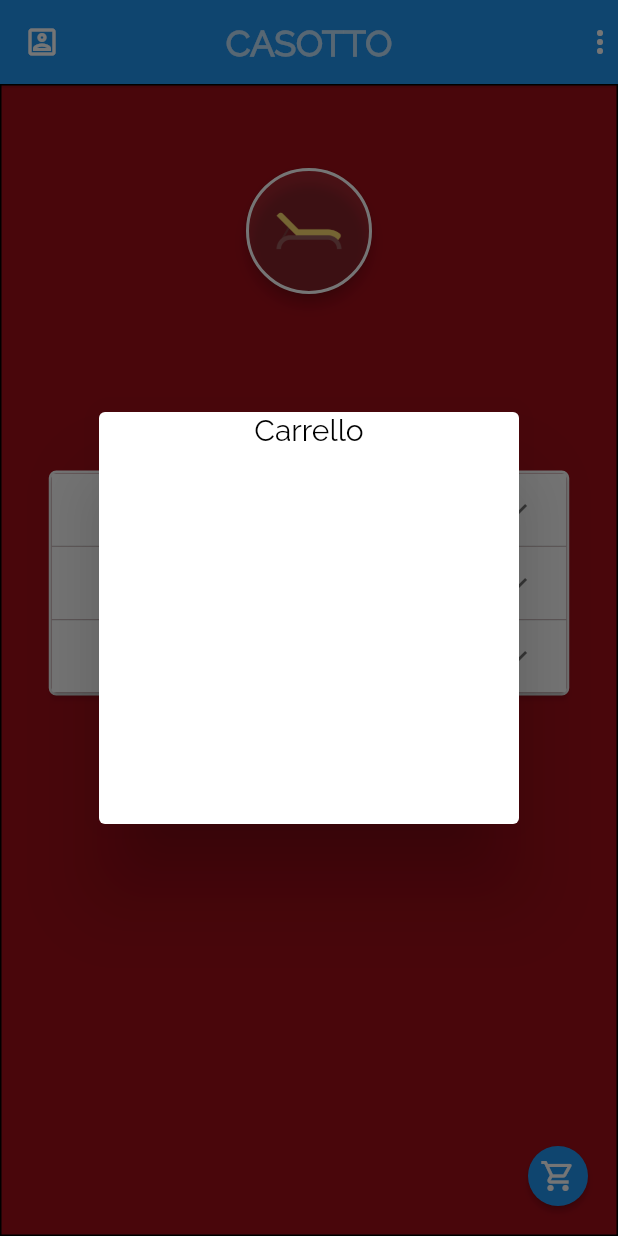
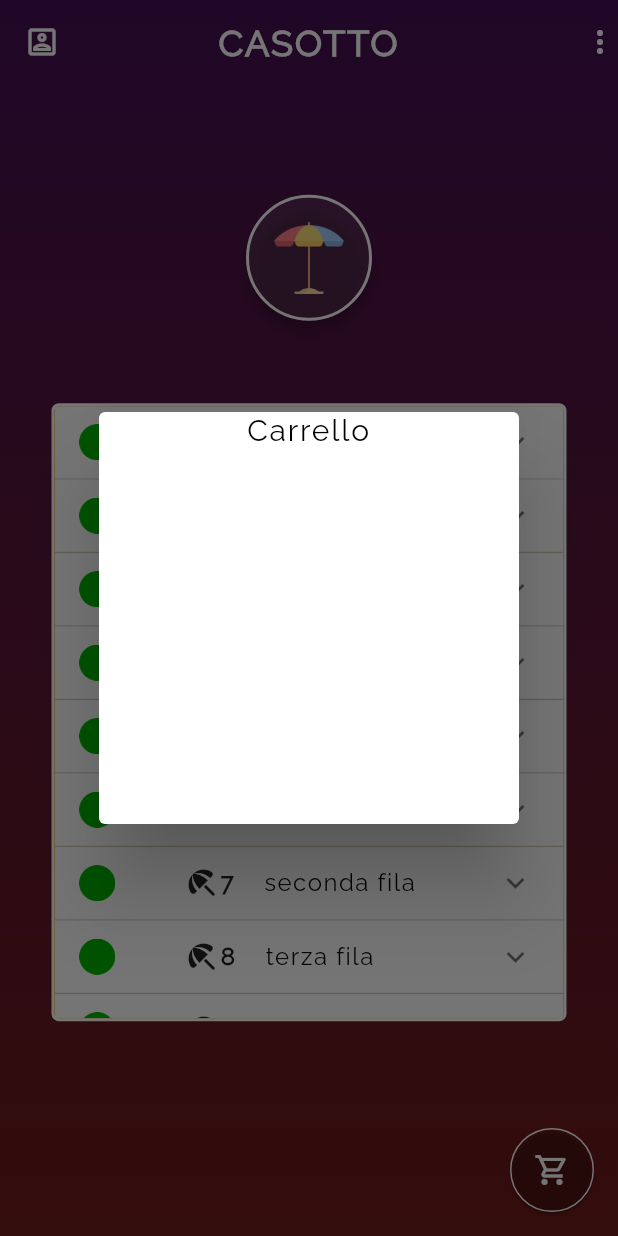
Before and after one commit to renzoproietti/gestionale-chalet, a Flutter app: the screen it shows after launch, scrolled down 1152 dp, after a tap on the "portrait" icon, after a tap on the "shopping cart" icon, on a phone screen of 412 x 824 dp. Run offline on Flutter 3.47's test engine with Material 2 defaults, Android fonts, the phone set to English and light mode, and no system bars; our stand-ins replace google_sign_in, syncfusion_flutter_datepicker; statements that could not run were skipped.

Commit message:
modifiche animazioni, l'appBar è ora transparente

```diff
--- /dev/null
+++ b/lib/cart_handler.dart
@@ -0,0 +1,29 @@
+import 'package:flutter/material.dart';
+import 'package:fluttertest/widgets_builder.dart';
+
+class CartPopup extends StatefulWidget {
+  CartPopupState createState() => CartPopupState();
+
+  const CartPopup(Key key) : super(key: key);
+}
+
+class CartPopupState extends State<CartPopup> {
+  @override
+  Widget build(BuildContext context) {
+    return Dialog(
+      insetAnimationDuration: Duration(milliseconds: 300),
+      backgroundColor: Colors.white,
+      child: Container(
+          alignment: Alignment.center,
+          //color: Colors.white10,
+          width: MediaQuery.of(context).size.width / 3,
+          height: MediaQuery.of(context).size.height / 3,
+          child: Column(
+            children: [
+              createText(
+                  'Carrello', TextAlign.center, FontWeight.normal, 1.2, 20),
+            ],
+          )),
+    );
+  }
+}
--- a/lib/home.dart
+++ b/lib/home.dart
@@ -4,13 +4,16 @@
 Container createHomeScreen(
     BuildContext context, PageController _pageController) {
   return Container(
-    constraints: BoxConstraints.expand(
-        width: MediaQuery.of(context).size.width,
-        height: MediaQuery.of(context).size.height),
     alignment: Alignment.center,
-    decoration: BoxDecoration(
-      color: const Color(0xff161055),
+    decoration: const BoxDecoration(
+      gradient: LinearGradient(
+        colors: [Color(0xff161055), Color(0xff461055)],
+        begin: Alignment.topCenter,
+        end: Alignment.bottomCenter,
       ),
+    ),
+    child: MediaQuery.removePadding(
+      context: context,
       child: Column(
         mainAxisSize: MainAxisSize.min,
         mainAxisAlignment: MainAxisAlignment.spaceEvenly,
@@ -70,5 +73,6 @@
           ),
         ],
       ),
+    ),
   );
 }
--- a/lib/main.dart
+++ b/lib/main.dart
@@ -8,6 +8,7 @@ import 'package:fluttertest/sezione_eventi.dart';
 import 'package:fluttertest/sign_in.dart';
 import 'package:fluttertest/list_item_handler.dart';
 import 'package:fluttertest/widgets_builder.dart';
+import 'package:fluttertest/cart_handler.dart';
 
 void main() => runApp(MaterialApp(
       home: CasottoHome(),
@@ -30,27 +31,30 @@ class CasottoHome extends StatefulWidget {
 
 class _CasottoState extends State<CasottoHome> {
   final _pageController = PageController(initialPage: 0);
+  final _cartKey = GlobalKey();
 
   @override
   Widget build(BuildContext context) {
     return Scaffold(
+      extendBodyBehindAppBar: true,
       appBar: AppBar(
-          elevation: 1,
+          backgroundColor: Colors.transparent,
+          elevation: 0.0,
           leading: IconButton(
             icon: Icon(Icons.portrait_outlined),
             onPressed: () {
-              Navigator.push(context,
-                  MaterialPageRoute(builder: (context) => SignInDemo()));
+              Navigator.of(context).push(createRoute(SignInDemo()));
             },
           ),
           actions: const <Widget>[Icon(Icons.more_vert_outlined)],
           centerTitle: true,
           title: createText('CASOTTO', TextAlign.center, FontWeight.bold, 1.4,
-              24, Colors.white70)),
+              24, Colors.white)),
       body: PageView(
         physics: const AlwaysScrollableScrollPhysics(),
         scrollDirection: Axis.vertical,
         controller: _pageController,
+        padEnds: false,
         children: <Widget>[
           createHomeScreen(context, _pageController), //1st page
           createSezioneOmbrelloni(context, _pageController, //2nd page
@@ -72,16 +76,15 @@ class _CasottoState extends State<CasottoHome> {
         ],
       ),
       floatingActionButton: FloatingActionButton(
-        heroTag: 'cartpopup',
-        elevation: 2.0,
-        onPressed: () {
-          showDialog(
-              context: context,
-              builder: (context) => showCart(context, Colors.white70));
-        },
-        child: const Icon(Icons.shopping_cart_outlined),
-        mini: true,
-      ),
+          elevation: 1,
+          onPressed: () {
+            showDialog(
+                context: context, builder: (context) => CartPopup(_cartKey));
+          },
+          child: const Icon(Icons.shopping_cart_outlined),
+          backgroundColor: Colors.transparent,
+          mini: false,
+          shape: CircleBorder(side: BorderSide(color: Colors.white))),
     );
   }
 }
--- a/lib/sezione_bar.dart
+++ b/lib/sezione_bar.dart
@@ -18,9 +18,7 @@ Container createSezioneBar(
     BuildContext context, PageController _pageController) {
   return createPageContainer(
       context,
-    const Color(0xff356968), //gradient from
-    MediaQuery.of(context).size.height / 15, //first padding
-    MediaQuery.of(context).size.height / 5, //second padding
+      const Color(0xff3eb489),
       createButton(_pageController, const AssetImage("lib/assets/bar_icon.png"),
           48, 18, 0, const Duration(milliseconds: 500)),
       FittedBox(
@@ -33,6 +31,9 @@ Container createSezioneBar(
               width: 2,
               color: Colors.white,
             ),
+            borderRadius: BorderRadius.circular(5),
+          ),
+<<<<<<< Updated upstream
           borderRadius: BorderRadius.circular(5),
         ),
         child: Scrollbar(
@@ -61,9 +62,24 @@ Container createSezioneBar(
                 ],
               ),
             ],
+=======
+          child: Scrollbar(
+            child: ListView(
+              shrinkWrap: true,
+              children: [
+                Column(
+                  mainAxisAlignment: MainAxisAlignment.center,
+                  mainAxisSize: MainAxisSize.min,
+                  children: [],
+                ),
+              ],
+            ),
+>>>>>>> Stashed changes
           ),
         ),
       ),
-    ),
-  );
+      firstPadding: MediaQuery.of(context).size.height / 15,
+      secondPadding: MediaQuery.of(context).size.height / 5,
+      gradientFrom: Color(0xffffb643),
+      gradientTo: Color(0xff33a284));
 }
--- a/lib/sezione_eventi.dart
+++ b/lib/sezione_eventi.dart
@@ -5,9 +5,7 @@ Container createSezioneEventi(
     BuildContext context, PageController _pageController) {
   return createPageContainer(
       context,
-      const Color(0xff640135), //gradient from
-      MediaQuery.of(context).size.height / 15, //first padding
-      MediaQuery.of(context).size.height / 5, //second padding
+      const Color(0xff640135),
       createButton(
         _pageController,
         const AssetImage("lib/assets/event_icon.png"),
@@ -16,5 +14,9 @@ Container createSezioneEventi(
         0,
         const Duration(milliseconds: 600),
       ),
-      const SizedBox());
+      const SizedBox(),
+      firstPadding: MediaQuery.of(context).size.height / 15,
+      secondPadding: MediaQuery.of(context).size.height / 5,
+      gradientFrom: Color(0xff33a284),
+      gradientTo: Color(0xff1a5643));
 }
--- a/lib/sezione_lettini.dart
+++ b/lib/sezione_lettini.dart
@@ -37,10 +37,14 @@ Container createSezioneLettini(
   return createPageContainer(
       context,
       const Color(0xffa00c18),
-      MediaQuery.of(context).size.height / 15,
-      MediaQuery.of(context).size.height / 7,
-      createButton(_pageController, AssetImage("lib/assets/sunbed_icon.png"),
-          48, 18, 0, Duration(milliseconds: 400)),
+      createButton(
+        _pageController,
+        AssetImage("lib/assets/sunbed_icon.png"),
+        48,
+        18,
+        0,
+        Duration(milliseconds: 400),
+      ),
       Container(
         decoration: BoxDecoration(
           color: const Color(0xff800c18),
@@ -53,6 +57,9 @@ Container createSezioneLettini(
         width: MediaQuery.of(context).size.width - 65,
         child: Scrollbar(
           child: Center(
+            child: MediaQuery.removePadding(
+              removeTop: true,
+              context: context,
               child: ListView(
                 shrinkWrap: true,
                 children: <Widget>[
@@ -110,8 +117,8 @@ Container createSezioneLettini(
                                         color: Colors.blue,
                                       ),
                                     ),
-                                  Count(
-                                      countKey, item != null ? item.number : 0),
+                                    Count(countKey,
+                                        item != null ? item.number : 0),
                                     InkWell(
                                       onTap: () {
                                         countKey.currentState?.increment();
@@ -150,5 +157,10 @@ Container createSezioneLettini(
               ),
             ),
           ),
-      ));
+        ),
+      ),
+      firstPadding: MediaQuery.of(context).size.height / 15,
+      secondPadding: MediaQuery.of(context).size.height / 7,
+      gradientFrom: Color(0xff701c18),
+      gradientTo: Color(0xffffb643));
 }
--- a/lib/sezione_ombrelloni.dart
+++ b/lib/sezione_ombrelloni.dart
@@ -27,8 +27,6 @@ Container createSezioneOmbrelloni(
   return createPageContainer(
     context,
     const Color(0xffe6ab10),
-    MediaQuery.of(context).size.height / 15,
-    MediaQuery.of(context).size.height / 15,
     createButton(
       _pageController,
       AssetImage("lib/assets/umbrella_icon.png"),
@@ -38,6 +36,8 @@ Container createSezioneOmbrelloni(
       Duration(milliseconds: 300),
     ),
     Container(
+      width: MediaQuery.of(context).size.width / 1.2,
+      height: MediaQuery.of(context).size.height / 2,
       decoration: BoxDecoration(
         color: const Color(0xffe6ab10),
         border: Border.all(
@@ -46,10 +46,11 @@ Container createSezioneOmbrelloni(
         ),
         borderRadius: BorderRadius.circular(5),
       ),
-      width: MediaQuery.of(context).size.width / 1.2,
-      height: MediaQuery.of(context).size.height / 1.85,
       child: Scrollbar(
         child: Center(
+          child: MediaQuery.removePadding(
+            removeTop: true,
+            context: context,
             child: ListView(
               shrinkWrap: false,
               children: <Widget>[
@@ -71,8 +72,8 @@ Container createSezioneOmbrelloni(
                               green_light,
                               Padding(
                                   padding: EdgeInsets.only(
-                                    left:
-                                        MediaQuery.of(context).size.width / 9)),
+                                      left: MediaQuery.of(context).size.width /
+                                          9)),
                               item != null
                                   ? item.icon
                                   : Icon(Icons.beach_access_rounded),
@@ -133,5 +134,12 @@ Container createSezioneOmbrelloni(
           ),
         ),
       ),
+    ),
+    firstPadding: MediaQuery.of(context).size.height / 15,
+    secondPadding: MediaQuery.of(context).size.height / 15,
+    gradientFrom: Color(0xff461055),
+    gradientTo: Color(0xff701c18), //const Color(0xfffd8d45),
+    begin: Alignment.topCenter,
+    end: Alignment.bottomCenter, //const Color(0xffe6ab10),
   );
 }
--- a/lib/sign_in.dart
+++ b/lib/sign_in.dart
@@ -122,6 +122,7 @@ class SignInDemoState extends State<SignInDemo> {
       return Column(
         mainAxisAlignment: MainAxisAlignment.spaceAround,
         children: <Widget>[
+<<<<<<< Updated upstream
           Row(
             mainAxisAlignment: MainAxisAlignment.spaceAround,
             children: <Widget>[
@@ -186,6 +187,10 @@ class SignInDemoState extends State<SignInDemo> {
                 ),
               )
             ],
+=======
+          Card(
+            child: const Text("You are not currently signed in."),
+>>>>>>> Stashed changes
           ),
           ElevatedButton(
             child: const Text('SIGN IN'),
--- a/lib/widgets_builder.dart
+++ b/lib/widgets_builder.dart
@@ -39,59 +39,22 @@ ElevatedButton createButton(
   );
 }
 
-///metodo per la creazione dei container a pagina 2 (Sezione lettini).
-AnimatedContainer createCustomSelectContainer(
-    BuildContext context, Icon icon, String text, double arrowPadding,
-    [double firstPadding = 0,
-    double secondPadding = 0,
-    Image image = empty_image]) {
-  return AnimatedContainer(
-    duration: const Duration(milliseconds: 0),
-    curve: Curves.easeInOut,
-    color: Colors.white,
-    padding: EdgeInsets.symmetric(
-        vertical: 20, horizontal: MediaQuery.of(context).size.width / 25),
-    child: Row(mainAxisAlignment: MainAxisAlignment.spaceBetween, children: [
-      image,
-      Padding(padding: EdgeInsets.only(left: firstPadding)),
-      icon,
-      Padding(padding: EdgeInsets.only(left: secondPadding)),
-      Text(
-        text,
-        textAlign: TextAlign.center,
-        style: const TextStyle(
-          fontFamily: 'Raleway',
-          fontWeight: FontWeight.normal,
-          letterSpacing: 1,
-          fontSize: 14,
-        ),
-      ),
-      Padding(padding: EdgeInsets.only(left: arrowPadding)),
-      const Icon(Icons.arrow_forward_ios_rounded),
-    ]),
-  );
-}
-
 ///crea container che occupa tutta la pagina visibile nel contesto.
 Container createPageContainer(
-  BuildContext context,
-  Color background,
-  double firstPadding,
-  double secondPadding,
-  ElevatedButton button,
-  Widget child,
-) {
+    BuildContext context, Color background, ElevatedButton button, Widget child,
+    {double firstPadding = 0,
+    double secondPadding = 0,
+    Color gradientFrom = Colors.transparent,
+    Color gradientTo = Colors.transparent,
+    Alignment begin = Alignment.topCenter,
+    Alignment end = Alignment.bottomCenter}) {
   return Container(
-    constraints: BoxConstraints.expand(
-        width: MediaQuery.of(context).size.width,
-        height: MediaQuery.of(context).size.height),
+    padding: EdgeInsets.only(top: MediaQuery.of(context).size.height / 11),
     alignment: Alignment.center,
     decoration: BoxDecoration(
+      gradient: LinearGradient(
+          colors: [gradientFrom, gradientTo], begin: begin, end: end),
       color: background,
-      border: Border.all(
-        style: BorderStyle.solid,
-      ),
-      shape: BoxShape.rectangle,
     ),
     child: Column(
       mainAxisSize: MainAxisSize.max,
@@ -111,7 +74,7 @@ Text createText(String text,
     FontWeight weight = FontWeight.normal,
     double letterSpacing = 1.0,
     double size = 24,
-    Color color = Colors.white]) {
+    Color color = Colors.black26]) {
   return Text(
     text,
     textAlign: alignment,
@@ -119,28 +82,25 @@ Text createText(String text,
         fontFamily: 'Raleway',
         fontWeight: weight,
         fontSize: size,
-        color: color != Colors.white ? color : Colors.black),
+        letterSpacing: letterSpacing,
+        color: color != Colors.black26 ? color : Colors.black),
   );
 }
 
-///Mostra il carrello come dialog.
-///Hero permette la transizione da floating button a un altro widget.(guarda main per tag).
-Hero showCart(BuildContext context, Color currentColor) {
-  return Hero(
-      tag: 'cartpopup',
-      child: Dialog(
-        insetAnimationDuration: Duration(milliseconds: 300),
-        backgroundColor: Colors.white,
-        child: Container(
-            alignment: Alignment.center,
-            //color: Colors.white10,
-            width: MediaQuery.of(context).size.width / 3,
-            height: MediaQuery.of(context).size.height / 3,
-            child: Column(
-              children: [
-                createText(
-                    'Carrello', TextAlign.center, FontWeight.normal, 1.2, 20),
-              ],
-            )),
-      ));
+Route createRoute(Widget loginPage) {
+  return PageRouteBuilder(
+    pageBuilder: (context, animation, secondaryAnimation) => loginPage,
+    transitionsBuilder: (context, animation, secondaryAnimation, child) {
+      const begin = Offset(-1.0, 0.0);
+      const end = Offset.zero;
+      const curve = Curves.ease;
+
+      var tween = Tween(begin: begin, end: end).chain(CurveTween(curve: curve));
+
+      return SlideTransition(
+        position: animation.drive(tween),
+        child: child,
+      );
+    },
+  );
 }
```
Also changed, not shown: 2 other files. Lines whose indentation alone changed are shown as unchanged.
